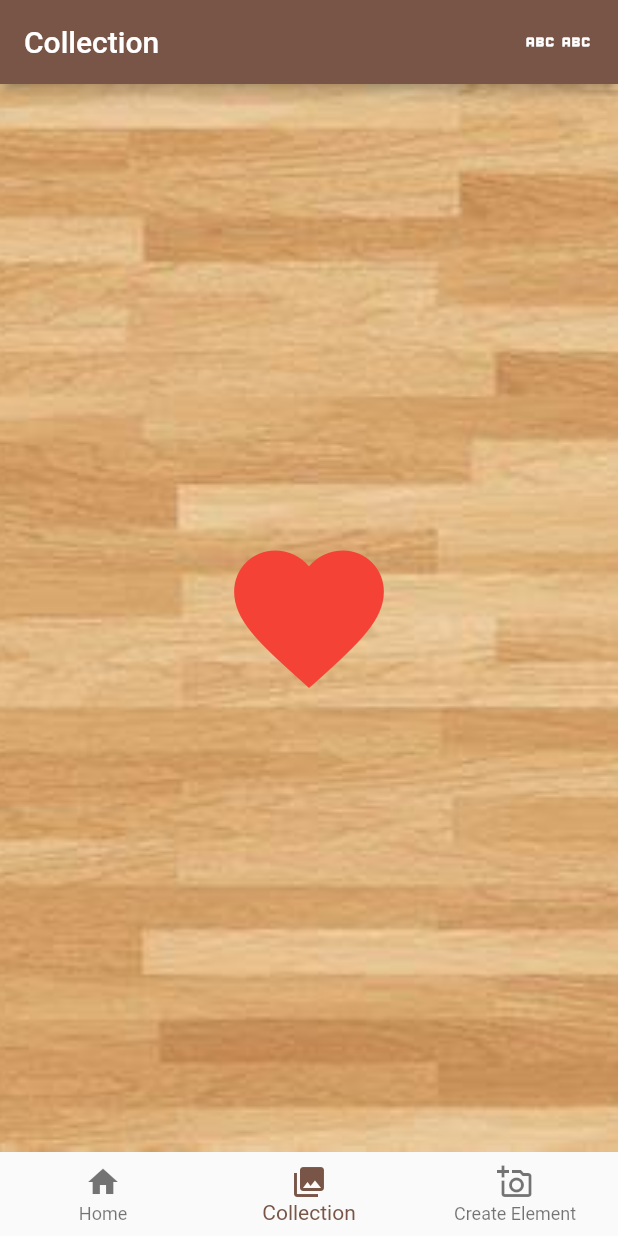
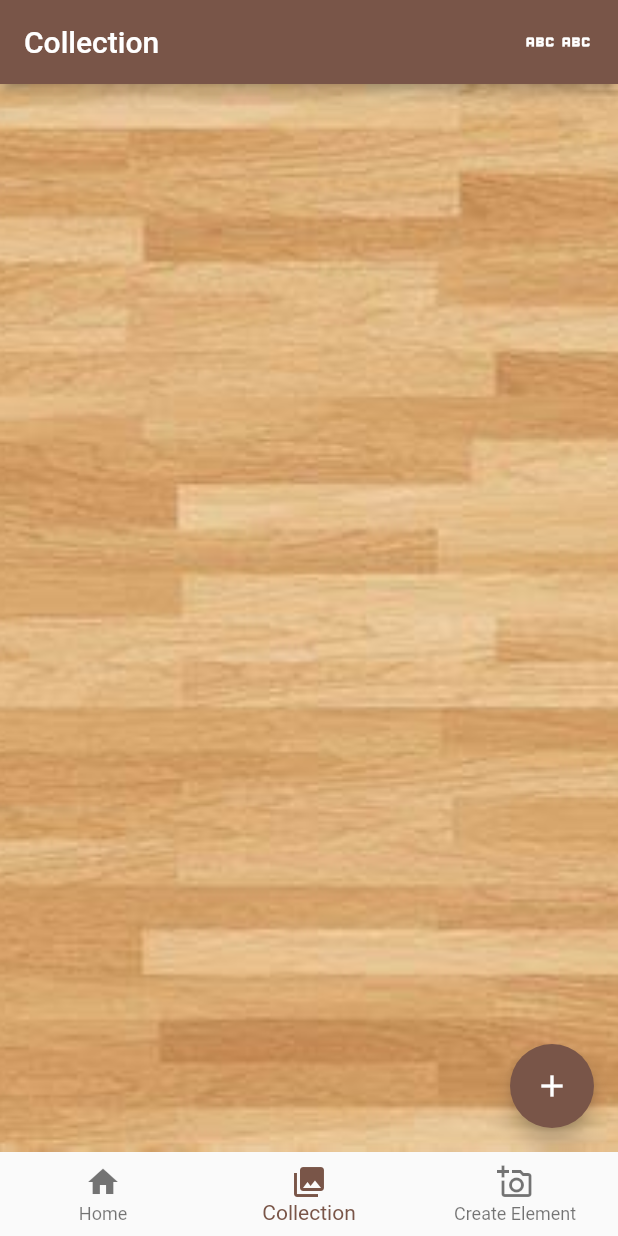
Before and after one commit to KacperCodeCore/flutter_garderobe, a Flutter app: the screen it shows after launch, item 2 of the bottom bar chosen, on a phone screen of 412 x 824 dp. Run offline on Flutter 3.47's test engine with Material 2 defaults, Android fonts, the phone set to English and light mode, and no system bars; our stand-ins replace hive, hive_flutter, image_cropper, image_picker; accounts and stored records are empty.

Commit message:
start creating collectionPage

```diff
--- a/flutter_application/lib/pages/collection/collection_page.dart
+++ b/flutter_application/lib/pages/collection/collection_page.dart
@@ -1,6 +1,16 @@
 import 'package:flutter/material.dart';
 
-class CollectionPage extends StatelessWidget {
+class CollectionPage extends StatefulWidget {
+  const CollectionPage({super.key});
+
+  @override
+  State<CollectionPage> createState() => _CollectionPageState();
+}
+
+class _CollectionPageState extends State<CollectionPage> {
+  List<Widget> _addedWidgets = [];
+
+  @override
   @override
   Widget build(BuildContext context) {
     return Scaffold(
@@ -29,13 +39,41 @@ class CollectionPage extends StatelessWidget {
               fit: BoxFit.cover,
             ),
           ),
-          Icon(
-            Icons.favorite,
-            size: 120,
-            color: Colors.red,
-          )
+          for (int i = 0; i < _addedWidgets.length; i++) _addedWidgets[i],
         ],
+      ),
+      floatingActionButton: FloatingActionButton(
+        onPressed: () {
+          setState(() {
+            _addedWidgets.add(_dummyWidgets.elementAt(0));
+            print(_addedWidgets.length);
+          });
+        },
+        child: Icon(Icons.add),
       ),
     );
   }
+
+  final List<Widget> _dummyWidgets = [
+    //emoji
+    Text("🙂", style: TextStyle(fontSize: 120)),
+    //heart
+    Icon(
+      Icons.favorite,
+      size: 120,
+      color: Colors.red,
+    ),
+    //text
+    ClipRRect(
+      borderRadius: BorderRadius.circular(10),
+      child: Container(
+        color: Colors.white,
+        padding: const EdgeInsets.all(8),
+        child: Text(
+          'Test text ♥️',
+          style: TextStyle(fontSize: 18, color: Colors.black),
+        ),
+      ),
+    )
+  ];
 }
```
